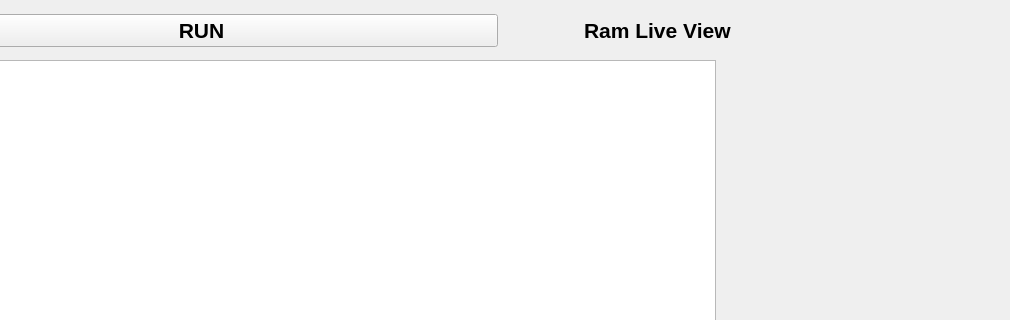
Qt form Proyecto_1_Qt/mainwindow.ui (JanM10/Proyecto_1_Qt) before a commit; both pictures show x 95 to 1105 and y 0 to 320 of the 1276 by 908 pixel window.
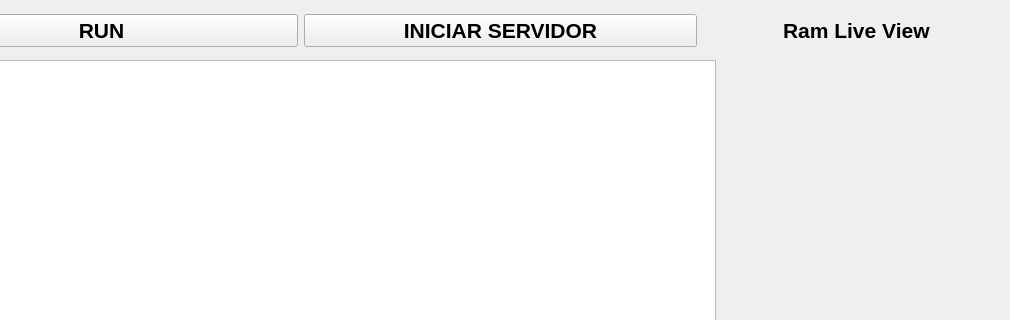
The same form after that commit.

Commit message: Se termina de crear el servidor local, se agrego un boton temporal que inicia el servidor, este boton sera eleminiado mas adelante. Ya se pueden mandar mensajes solo falta el cliente que los va a recibir.

The edit to the form file:
```diff
--- a/Proyecto_1_Qt/mainwindow.ui
+++ b/Proyecto_1_Qt/mainwindow.ui
@@ -38,6 +38,20 @@
        </property>
       </widget>
      </item>
+     <item>
+      <widget class="QPushButton" name="pushButton">
+       <property name="font">
+        <font>
+         <pointsize>16</pointsize>
+         <weight>75</weight>
+         <bold>true</bold>
+        </font>
+       </property>
+       <property name="text">
+        <string>INICIAR SERVIDOR</string>
+       </property>
+      </widget>
+     </item>
      <item>
       <spacer name="horizontalSpacer">
        <property name="orientation">
```
Left out of the diff: 4 changed lines with no effect on the pictures. The commit also changes 6 other files.
